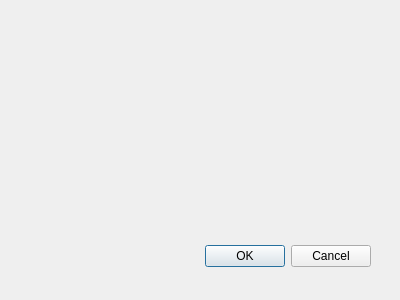
Qt form qvoptionsdialog.ui (jurplel/qView) before a commit.
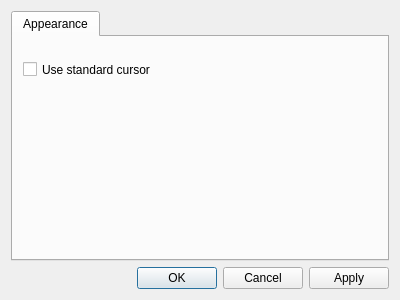
The same form after that commit.

Commit message: more beginning work on preferences

What changed in the file:
```diff
--- a/qvoptionsdialog.ui
+++ b/qvoptionsdialog.ui
@@ -13,22 +13,67 @@
   <property name="windowTitle">
    <string>qView Options</string>
   </property>
-  <widget class="QDialogButtonBox" name="buttonBox">
+  <layout class="QVBoxLayout" name="verticalLayout">
+   <item>
+    <widget class="QTabWidget" name="tabWidget">
+     <property name="focusPolicy">
+      <enum>Qt::NoFocus</enum>
+     </property>
+     <property name="tabShape">
+      <enum>QTabWidget::Rounded</enum>
+     </property>
+     <property name="currentIndex">
+      <number>0</number>
+     </property>
+     <property name="elideMode">
+      <enum>Qt::ElideNone</enum>
+     </property>
+     <property name="documentMode">
+      <bool>false</bool>
+     </property>
+     <property name="tabsClosable">
+      <bool>false</bool>
+     </property>
+     <property name="movable">
+      <bool>false</bool>
+     </property>
+     <property name="tabBarAutoHide">
+      <bool>false</bool>
+     </property>
+     <widget class="QWidget" name="appearance">
+      <attribute name="title">
+       <string>Appearance</string>
+      </attribute>
+      <widget class="QCheckBox" name="checkBox">
    <property name="geometry">
     <rect>
-     <x>30</x>
-     <y>240</y>
-     <width>341</width>
-     <height>32</height>
-    </rect>
-   </property>
+         <x>10</x>
+         <y>20</y>
+         <width>151</width>
+         <height>25</height>
+        </rect>
+       </property>
+       <property name="text">
+        <string>Use standard cursor</string>
+       </property>
+      </widget>
+     </widget>
+    </widget>
+   </item>
+   <item>
+    <widget class="QDialogButtonBox" name="buttonBox">
+     <property name="focusPolicy">
+      <enum>Qt::NoFocus</enum>
+     </property>
    <property name="orientation">
     <enum>Qt::Horizontal</enum>
    </property>
    <property name="standardButtons">
-    <set>QDialogButtonBox::Cancel|QDialogButtonBox::Ok</set>
-   </property>
-  </widget>
+      <set>QDialogButtonBox::Apply|QDialogButtonBox::Cancel|QDialogButtonBox::Ok</set>
+     </property>
+    </widget>
+   </item>
+  </layout>
  </widget>
  <resources/>
  <connections>
```
Lines whose indentation alone changed are shown as unchanged.
